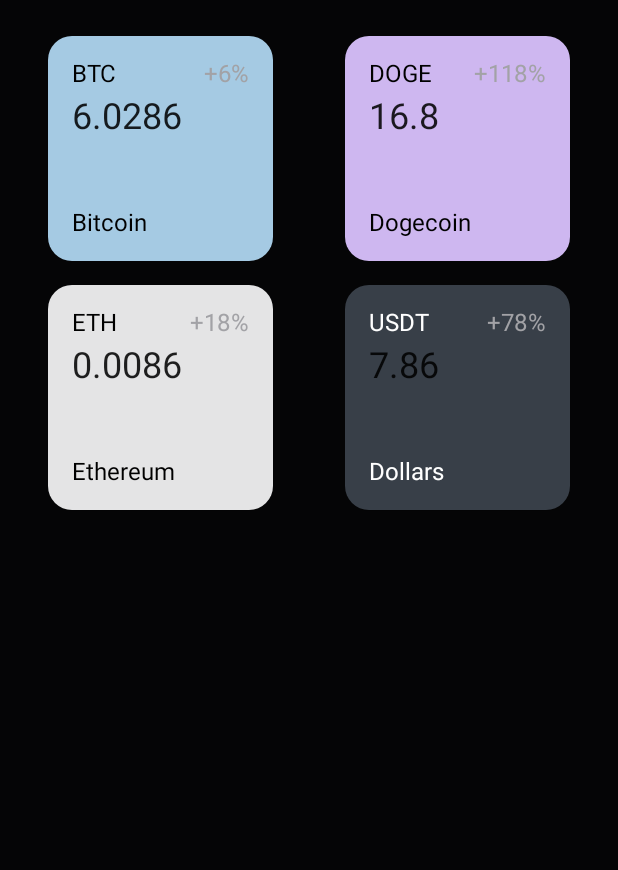
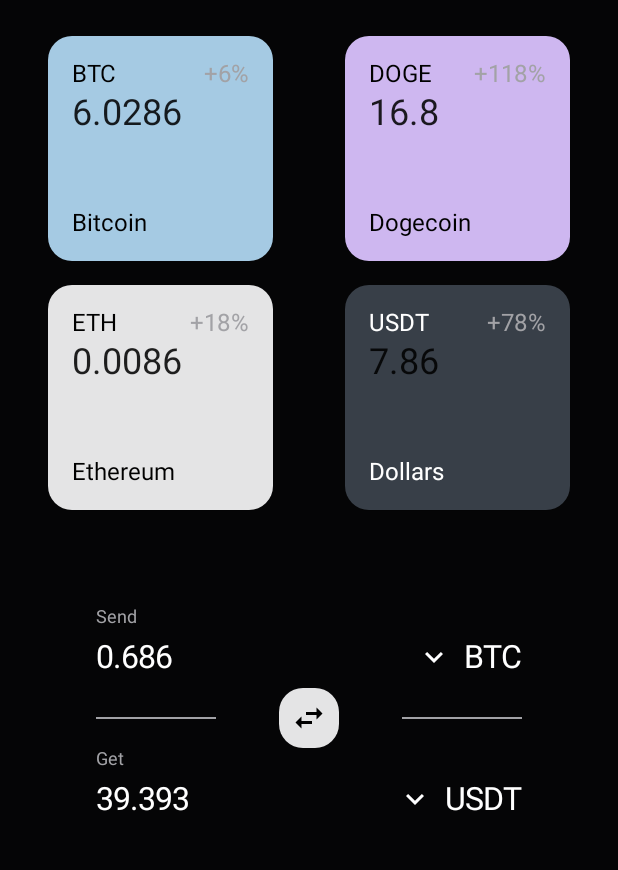
Before and after one commit to t-regbs/CryptoConverter, an Android app built with Jetpack Compose: the screen it shows after launch (MainActivity), on a phone screen of 412 x 824 dp, the part 84-954 px from its top. Run offline under Robolectric (Android 15) with nearby library versions, the phone set to English and light mode, and no system bars.

Commit message:
completed ui

```diff
--- a/app/build.gradle.kts
+++ b/app/build.gradle.kts
@@ -53,6 +53,7 @@ dependencies {
     implementation("androidx.compose.ui:ui-tooling-preview:$compose_version")
     implementation("androidx.lifecycle:lifecycle-runtime-ktx:2.3.1")
     implementation("androidx.activity:activity-compose:1.3.1")
+    implementation("androidx.compose.material:material-icons-extended:$compose_version")
     testImplementation("junit:junit:4.13.2")
     androidTestImplementation("androidx.test.ext:junit:1.1.3")
     androidTestImplementation("androidx.test.espresso:espresso-core:3.4.0")
--- a/app/src/main/java/com/timilehinaregbesola/cryptoconverter/MainActivity.kt
+++ b/app/src/main/java/com/timilehinaregbesola/cryptoconverter/MainActivity.kt
@@ -4,7 +4,9 @@ import android.os.Bundle
 import androidx.activity.ComponentActivity
 import androidx.activity.compose.setContent
 import androidx.compose.foundation.background
+import androidx.compose.foundation.clickable
 import androidx.compose.foundation.layout.Arrangement
+import androidx.compose.foundation.layout.Box
 import androidx.compose.foundation.layout.Column
 import androidx.compose.foundation.layout.Row
 import androidx.compose.foundation.layout.Spacer
@@ -16,12 +18,24 @@ import androidx.compose.foundation.layout.padding
 import androidx.compose.foundation.layout.width
 import androidx.compose.foundation.shape.RoundedCornerShape
 import androidx.compose.material.Card
+import androidx.compose.material.Divider
+import androidx.compose.material.DropdownMenu
+import androidx.compose.material.DropdownMenuItem
+import androidx.compose.material.Icon
 import androidx.compose.material.MaterialTheme
 import androidx.compose.material.Scaffold
 import androidx.compose.material.Surface
 import androidx.compose.material.Text
 import androidx.compose.material.TopAppBar
+import androidx.compose.material.icons.Icons
+import androidx.compose.material.icons.filled.ExpandMore
+import androidx.compose.material.icons.filled.SwapHoriz
 import androidx.compose.runtime.Composable
+import androidx.compose.runtime.getValue
+import androidx.compose.runtime.mutableStateOf
+import androidx.compose.runtime.remember
+import androidx.compose.runtime.setValue
+import androidx.compose.ui.Alignment
 import androidx.compose.ui.Modifier
 import androidx.compose.ui.graphics.Color
 import androidx.compose.ui.tooling.preview.Preview
@@ -98,6 +112,112 @@ fun HomeScreen() {
                     textColor = Color.White
                 )
             }
+            Spacer(Modifier.height(64.dp))
+            Column(Modifier.padding(horizontal = 32.dp)) {
+                Text(
+                    modifier = Modifier.padding(bottom = 8.dp),
+                    text = "Send",
+                    fontSize = 12.sp,
+                    color = Color(0xFFA2A2A6)
+                )
+                Row(
+                    modifier = Modifier.fillMaxWidth(),
+                    horizontalArrangement = Arrangement.SpaceBetween
+                ) {
+                    Text(
+                        modifier = Modifier.padding(bottom = 8.dp),
+                        text = "0.686",
+                        fontSize = 21.sp,
+                        color = Color.White
+                    )
+                    CurrencySelector(initialDiff = 0) {}
+                }
+                Row(
+                    modifier = Modifier.fillMaxWidth(),
+                    horizontalArrangement = Arrangement.SpaceBetween,
+                    verticalAlignment = Alignment.CenterVertically
+                ) {
+                    Divider(
+                        modifier = Modifier.width(80.dp),
+                        color = Color(0xFFA2A2A6),
+                    )
+                    Icon(
+                        modifier = Modifier
+                            .background(
+                                color = Color(0xFFE4E4E5),
+                                shape = RoundedCornerShape(16.dp)
+                            )
+                            .padding(8.dp),
+                        imageVector = Icons.Filled.SwapHoriz,
+                        contentDescription = "Change icon",
+                        tint = Color.Black
+                    )
+                    Divider(
+                        modifier = Modifier.width(80.dp),
+                        color = Color(0xFFA2A2A6),
+                    )
+                }
+                Text(
+                    modifier = Modifier.padding(bottom = 8.dp),
+                    text = "Get",
+                    fontSize = 12.sp,
+                    color = Color(0xFFA2A2A6)
+                )
+                Row(
+                    modifier = Modifier.fillMaxWidth(),
+                    horizontalArrangement = Arrangement.SpaceBetween
+                ) {
+                    Text(
+                        modifier = Modifier.padding(bottom = 8.dp),
+                        text = "39.393",
+                        fontSize = 21.sp,
+                        color = Color.White
+                    )
+                    CurrencySelector(initialDiff = 2) {}
+                }
+            }
+        }
+    }
+}
+
+@Composable
+fun CurrencySelector(initialDiff: Int, onValueChange: (Int) -> Unit) {
+    val expanded = remember { mutableStateOf(false) }
+    val items = listOf("BTC", "ETH", "USDT")
+    var init by remember { mutableStateOf(initialDiff) }
+    Box {
+        Row(
+            modifier = Modifier
+                .clickable(onClick = { expanded.value = true })
+        ) {
+            Icon(
+                modifier = Modifier.padding(end = 8.dp),
+                imageVector = Icons.Filled.ExpandMore,
+                contentDescription = "expand",
+                tint = Color.White
+            )
+            Text(
+                modifier = Modifier.padding(bottom = 8.dp),
+                text = items[init],
+                fontSize = 21.sp,
+                color = Color.White
+            )
+        }
+        DropdownMenu(
+            expanded = expanded.value,
+            onDismissRequest = { expanded.value = false }
+        ) {
+            items.forEachIndexed { index, s ->
+                DropdownMenuItem(
+                    onClick = {
+                        expanded.value = false
+                        init = index
+                        onValueChange(index)
+                    }
+                ) {
+                    Text(text = s)
+                }
+            }
         }
     }
 }
@@ -132,7 +252,7 @@ fun FeaturedCoinCard(
                 Text(text = name.second, color = textColor)
                 Text(text = "+$percentage%", color = Color(0xFFA2A2A6))
             }
-            Text(modifier = Modifier.weight(1f), text = amount.toString(), fontSize = 24.sp)
+            Text(modifier = Modifier.weight(1.5f), text = amount.toString(), fontSize = 24.sp)
             Column(modifier = Modifier.weight(3f), verticalArrangement = Arrangement.Bottom) {
                 Text(
                     text = name.first,
```
